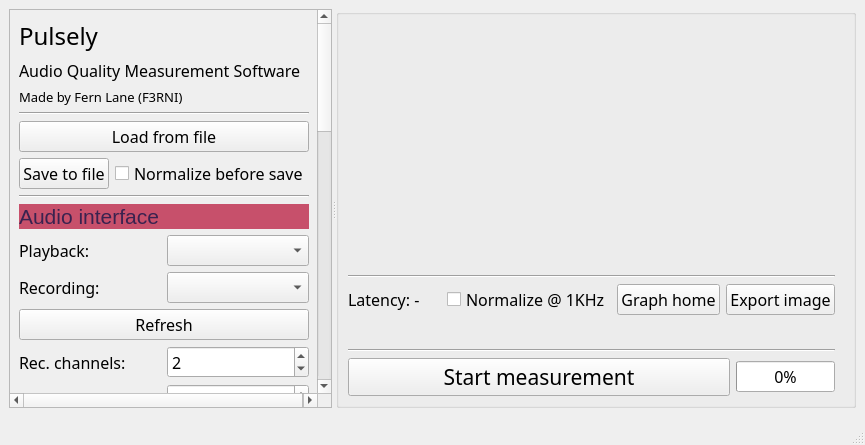
The window that gui.ui (F33RNI/SonicEval) describes before a commit, drawn with Qt 5.
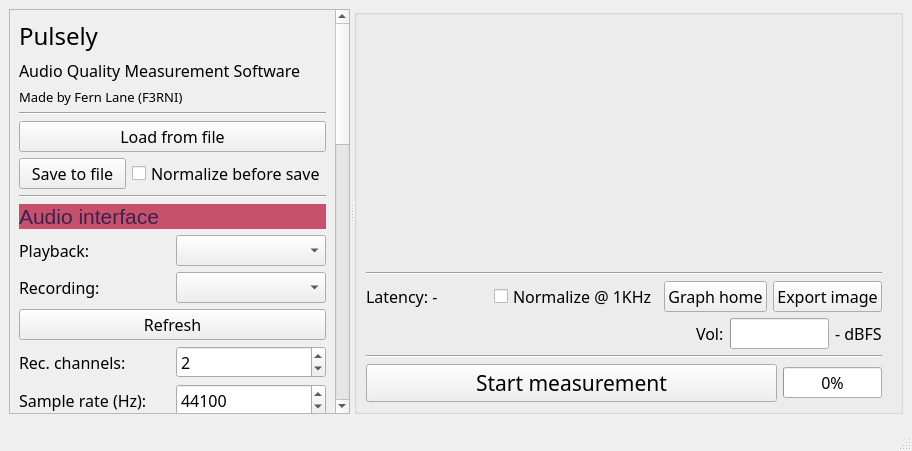
The same window after the commit. Custom widgets are drawn as their Qt base class.

Commit message: Add volume bar

```diff
--- a/gui.ui
+++ b/gui.ui
@@ -6,8 +6,8 @@
    <rect>
     <x>0</x>
     <y>0</y>
-    <width>865</width>
-    <height>445</height>
+    <width>912</width>
+    <height>451</height>
    </rect>
   </property>
   <property name="font">
@@ -23,7 +23,7 @@
    <enum>Qt::LeftToRight</enum>
   </property>
   <widget class="QWidget" name="centralwidget">
-   <layout class="QHBoxLayout" name="horizontalLayout_17">
+   <layout class="QHBoxLayout" name="horizontalLayout_18">
     <item>
      <widget class="QSplitter" name="splitter">
       <property name="sizePolicy">
@@ -65,7 +65,7 @@
          <rect>
           <x>0</x>
           <y>0</y>
-          <width>307</width>
+          <width>325</width>
           <height>1176</height>
          </rect>
         </property>
@@ -833,11 +833,63 @@
            </layout>
           </item>
           <item>
-           <widget class="QLabel" name="label_info">
-            <property name="text">
-             <string/>
-            </property>
-           </widget>
+           <layout class="QHBoxLayout" name="horizontalLayout_17">
+            <item>
+             <widget class="QLabel" name="label_info">
+              <property name="sizePolicy">
+               <sizepolicy hsizetype="Preferred" vsizetype="Preferred">
+                <horstretch>80</horstretch>
+                <verstretch>0</verstretch>
+               </sizepolicy>
+              </property>
+              <property name="text">
+               <string/>
+              </property>
+             </widget>
+            </item>
+            <item>
+             <widget class="QLabel" name="label_19">
+              <property name="text">
+               <string>Vol:</string>
+              </property>
+             </widget>
+            </item>
+            <item>
+             <widget class="QProgressBar" name="volume_bar">
+              <property name="sizePolicy">
+               <sizepolicy hsizetype="Preferred" vsizetype="Fixed">
+                <horstretch>20</horstretch>
+                <verstretch>0</verstretch>
+               </sizepolicy>
+              </property>
+              <property name="minimum">
+               <number>0</number>
+              </property>
+              <property name="maximum">
+               <number>100</number>
+              </property>
+              <property name="value">
+               <number>0</number>
+              </property>
+              <property name="textVisible">
+               <bool>false</bool>
+              </property>
+             </widget>
+            </item>
+            <item>
+             <widget class="QLabel" name="volume_label">
+              <property name="sizePolicy">
+               <sizepolicy hsizetype="Preferred" vsizetype="Preferred">
+                <horstretch>0</horstretch>
+                <verstretch>0</verstretch>
+               </sizepolicy>
+              </property>
+              <property name="text">
+               <string>- dBFS</string>
+              </property>
+             </widget>
+            </item>
+           </layout>
           </item>
           <item>
            <widget class="Line" name="line_5">
```
Left out of the diff: 2 changed lines with no effect on the pictures. The commit also changes 4 other files.
